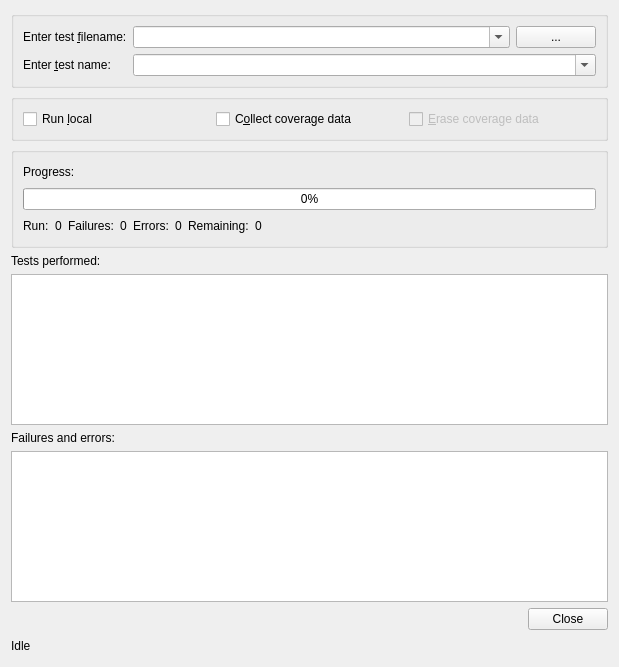
Old version of the form PyUnit/UnittestDialog.ui in the repository testmana2/test.
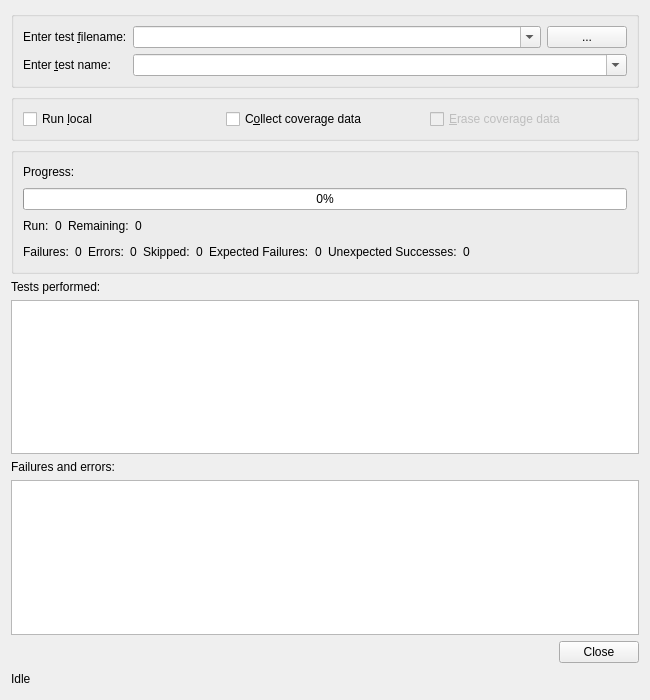
New version of the form. Custom widgets are drawn as their Qt base class.

Commit message: Extended the unit test interface to support skipped tests, expected failures and unexpected successes and to better cope with Python2 scripts when run from the eric IDE.

```diff
--- a/PyUnit/UnittestDialog.ui
+++ b/PyUnit/UnittestDialog.ui
@@ -1,12 +1,12 @@
 <ui version="4.0" >
  <class>UnittestDialog</class>
- <widget class="QWidget" name="UnittestDialog" >
-  <property name="geometry" >
+ <widget class="QWidget" name="UnittestDialog">
+  <property name="geometry">
    <rect>
     <x>0</x>
     <y>0</y>
-    <width>619</width>
-    <height>667</height>
+    <width>650</width>
+    <height>700</height>
    </rect>
   </property>
   <property name="windowTitle" >
@@ -202,15 +202,49 @@
          </widget>
         </item>
         <item>
-         <widget class="QLabel" name="progressCounterFailureLabel" >
-          <property name="text" >
+         <widget class="QLabel" name="progressCounterRemLabel">
+          <property name="text">
+           <string>Remaining:</string>
+          </property>
+         </widget>
+        </item>
+        <item>
+         <widget class="QLabel" name="progressCounterRemCount">
+          <property name="toolTip">
+           <string>Number of tests to be run</string>
+          </property>
+          <property name="text">
+           <string notr="true">0</string>
+          </property>
+         </widget>
+        </item>
+        <item>
+         <spacer name="horizontalSpacer">
+          <property name="orientation">
+           <enum>Qt::Horizontal</enum>
+          </property>
+          <property name="sizeHint" stdset="0">
+           <size>
+            <width>40</width>
+            <height>20</height>
+           </size>
+          </property>
+         </spacer>
+        </item>
+       </layout>
+      </item>
+      <item>
+       <layout class="QHBoxLayout" name="horizontalLayout">
+        <item>
+         <widget class="QLabel" name="progressCounterFailureLabel">
+          <property name="text">
            <string>Failures:</string>
           </property>
          </widget>
         </item>
         <item>
-         <widget class="QLabel" name="progressCounterFailureCount" >
-          <property name="toolTip" >
+         <widget class="QLabel" name="progressCounterFailureCount">
+          <property name="toolTip">
            <string>Number of test failures</string>
           </property>
           <property name="text" >
@@ -219,15 +253,15 @@
          </widget>
         </item>
         <item>
-         <widget class="QLabel" name="progressCounterErrorLabel" >
-          <property name="text" >
+         <widget class="QLabel" name="progressCounterErrorLabel">
+          <property name="text">
            <string>Errors:</string>
           </property>
          </widget>
         </item>
         <item>
-         <widget class="QLabel" name="progressCounterErrorCount" >
-          <property name="toolTip" >
+         <widget class="QLabel" name="progressCounterErrorCount">
+          <property name="toolTip">
            <string>Number of test errors</string>
           </property>
           <property name="text" >
@@ -236,19 +270,53 @@
          </widget>
         </item>
         <item>
-         <widget class="QLabel" name="progressCounterRemLabel" >
-          <property name="text" >
-           <string>Remaining:</string>
+         <widget class="QLabel" name="progressCounterSkippedLabel">
+          <property name="text">
+           <string>Skipped:</string>
           </property>
          </widget>
         </item>
         <item>
-         <widget class="QLabel" name="progressCounterRemCount" >
-          <property name="toolTip" >
-           <string>Number of tests to be run</string>
+         <widget class="QLabel" name="progressCounterSkippedCount">
+          <property name="toolTip">
+           <string>Number of tests skipped</string>
           </property>
-          <property name="text" >
-           <string>0</string>
+          <property name="text">
+           <string notr="true">0</string>
+          </property>
+         </widget>
+        </item>
+        <item>
+         <widget class="QLabel" name="progressCounterExpectedFailureLabel">
+          <property name="text">
+           <string>Expected Failures:</string>
+          </property>
+         </widget>
+        </item>
+        <item>
+         <widget class="QLabel" name="progressCounterExpectedFailureCount">
+          <property name="toolTip">
+           <string>Number of tests with expected failure</string>
+          </property>
+          <property name="text">
+           <string notr="true">0</string>
+          </property>
+         </widget>
+        </item>
+        <item>
+         <widget class="QLabel" name="progressCounterUnexpectedSuccessLabel">
+          <property name="text">
+           <string>Unexpected Successes:</string>
+          </property>
+         </widget>
+        </item>
+        <item>
+         <widget class="QLabel" name="progressCounterUnexpectedSuccessCount">
+          <property name="toolTip">
+           <string>Number of tests with unexpected success</string>
+          </property>
+          <property name="text">
+           <string notr="true">0</string>
           </property>
          </widget>
         </item>
```
Left out of the diff: 211 changed lines with no effect on the pictures. The commit also changes 32 other files.
